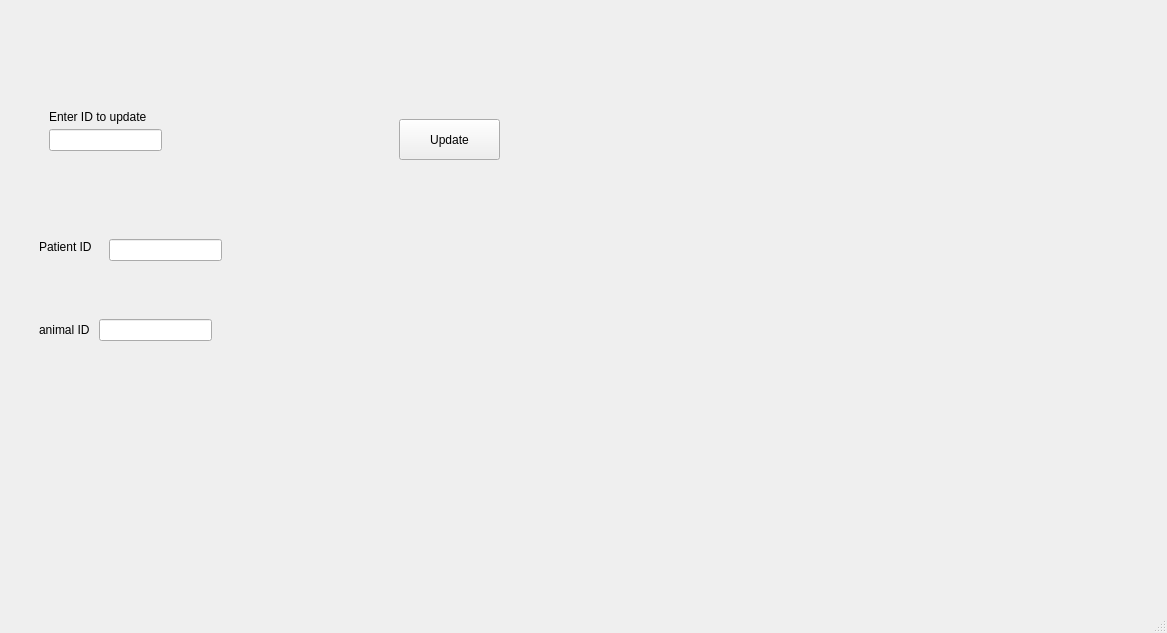
Before: the Qt Designer form mainwindow.ui in Seddiki101/PetHaven, drawn with Qt 5.
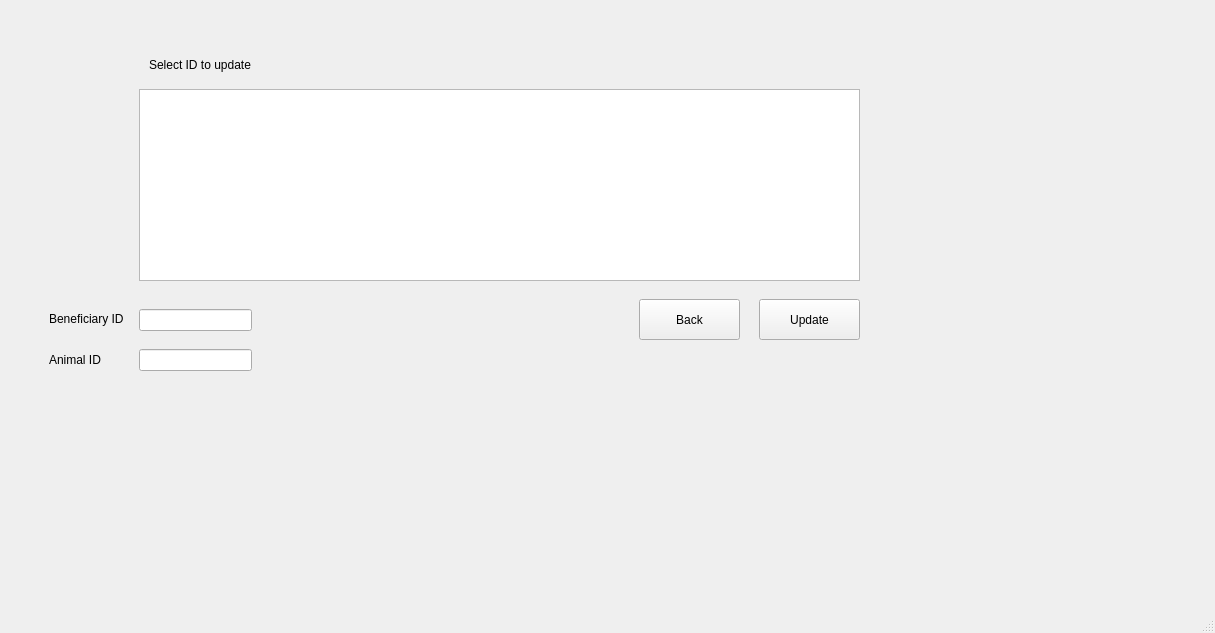
After: the same form once the commit is applied. The open tabs and pages were chosen to show the change.

Diff of the .ui file:
```diff
--- a/mainwindow.ui
+++ b/mainwindow.ui
@@ -6,7 +6,7 @@
    <rect>
     <x>0</x>
     <y>0</y>
-    <width>1167</width>
+    <width>1215</width>
     <height>633</height>
    </rect>
   </property>
@@ -19,7 +19,7 @@
      <rect>
       <x>9</x>
       <y>9</y>
-      <width>961</width>
+      <width>1121</width>
       <height>471</height>
      </rect>
     </property>
@@ -405,34 +405,11 @@
      </widget>
     </widget>
     <widget class="QWidget" name="page_4">
-     <widget class="QLineEdit" name="lineEdit_7">
-      <property name="geometry">
-       <rect>
-        <x>40</x>
-        <y>120</y>
-        <width>113</width>
-        <height>22</height>
-       </rect>
-      </property>
-     </widget>
-     <widget class="QLabel" name="label_10">
-      <property name="geometry">
-       <rect>
-        <x>40</x>
-        <y>100</y>
-        <width>161</width>
-        <height>16</height>
-       </rect>
-      </property>
-      <property name="text">
-       <string>Enter ID to update</string>
-      </property>
-     </widget>
      <widget class="QLineEdit" name="lineEdit_8">
       <property name="geometry">
        <rect>
-        <x>100</x>
-        <y>230</y>
+        <x>130</x>
+        <y>300</y>
         <width>113</width>
         <height>22</height>
        </rect>
@@ -441,8 +418,8 @@
      <widget class="QLineEdit" name="lineEdit_9">
       <property name="geometry">
        <rect>
-        <x>90</x>
-        <y>310</y>
+        <x>130</x>
+        <y>340</y>
         <width>113</width>
         <height>22</height>
        </rect>
@@ -451,34 +428,34 @@
      <widget class="QLabel" name="label_11">
       <property name="geometry">
        <rect>
-        <x>30</x>
-        <y>310</y>
+        <x>40</x>
+        <y>340</y>
         <width>81</width>
         <height>21</height>
        </rect>
       </property>
       <property name="text">
-       <string>animal ID</string>
+       <string>Animal ID</string>
       </property>
      </widget>
      <widget class="QLabel" name="label_12">
       <property name="geometry">
        <rect>
-        <x>30</x>
-        <y>230</y>
-        <width>71</width>
-        <height>16</height>
+        <x>40</x>
+        <y>300</y>
+        <width>91</width>
+        <height>20</height>
        </rect>
       </property>
       <property name="text">
-       <string>Patient ID</string>
+       <string>Beneficiary ID</string>
       </property>
      </widget>
      <widget class="QPushButton" name="pushButton_9">
       <property name="geometry">
        <rect>
-        <x>390</x>
-        <y>110</y>
+        <x>750</x>
+        <y>290</y>
         <width>101</width>
         <height>41</height>
        </rect>
@@ -487,6 +464,42 @@
        <string>Update</string>
       </property>
      </widget>
+     <widget class="QTableView" name="tableView_4">
+      <property name="geometry">
+       <rect>
+        <x>130</x>
+        <y>80</y>
+        <width>721</width>
+        <height>192</height>
+       </rect>
+      </property>
+     </widget>
+     <widget class="QLabel" name="label_10">
+      <property name="geometry">
+       <rect>
+        <x>140</x>
+        <y>40</y>
+        <width>161</width>
+        <height>31</height>
+       </rect>
+      </property>
+      <property name="text">
+       <string>Select ID to update</string>
+      </property>
+     </widget>
+     <widget class="QPushButton" name="back2">
+      <property name="geometry">
+       <rect>
+        <x>630</x>
+        <y>290</y>
+        <width>101</width>
+        <height>41</height>
+       </rect>
+      </property>
+      <property name="text">
+       <string>Back</string>
+      </property>
+     </widget>
     </widget>
     <widget class="QWidget" name="page_5">
      <widget class="QLabel" name="label_13">
```
Left out of the diff: 147 changed lines with no effect on the pictures.
